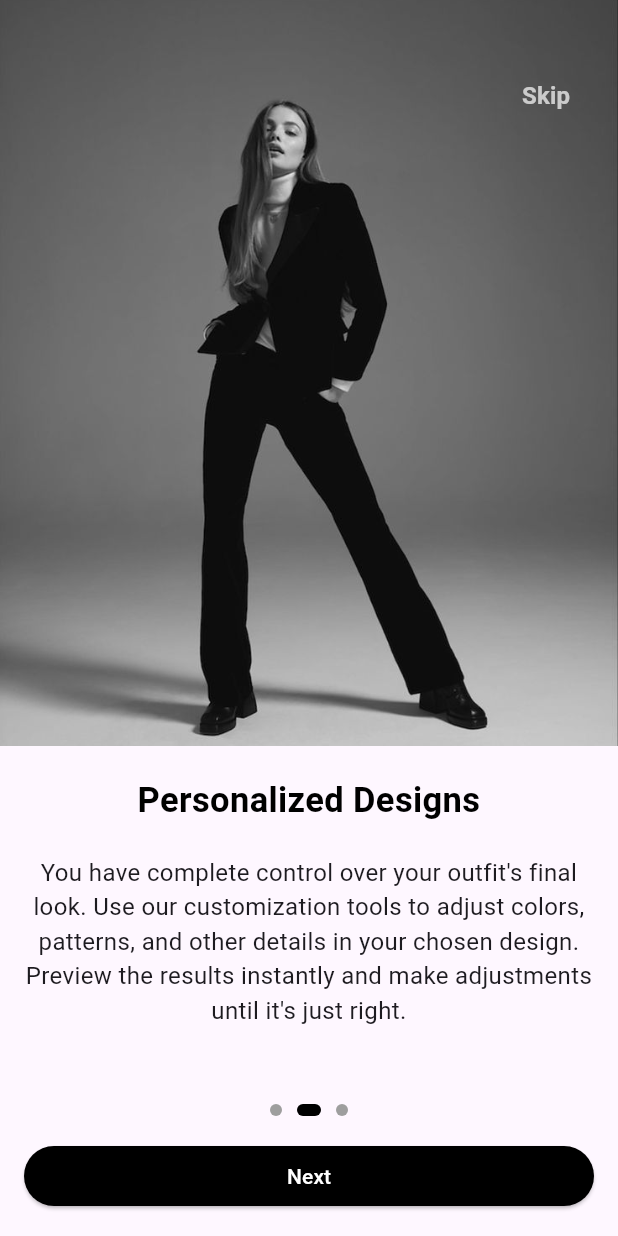
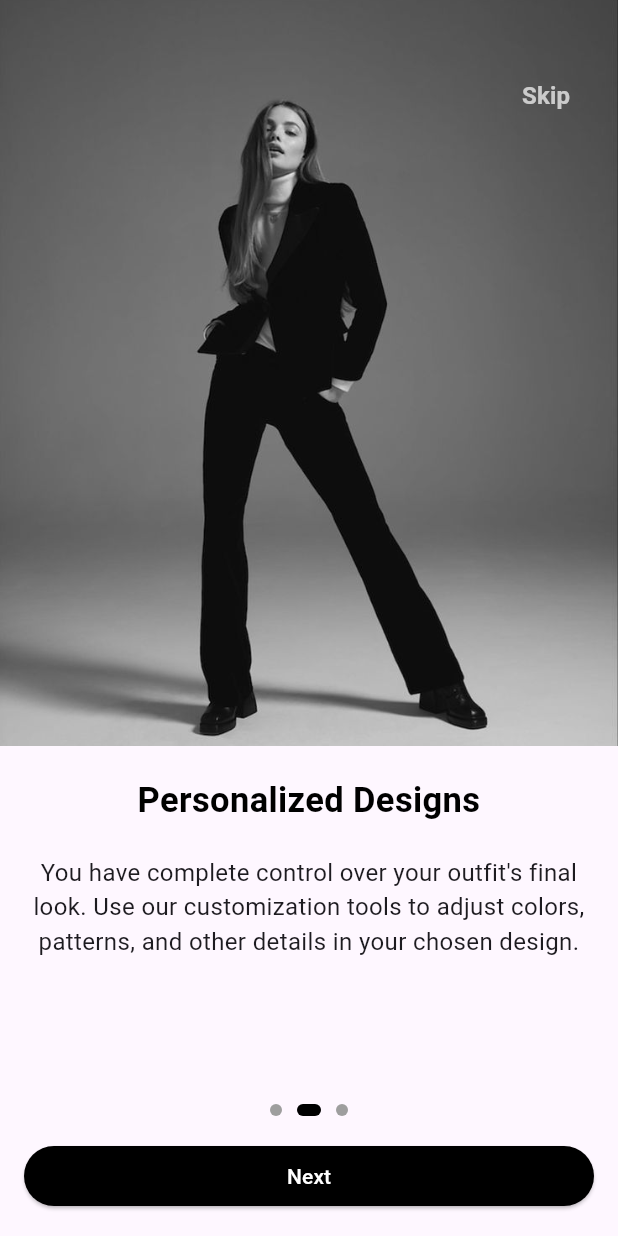
Before and after one commit to NuranHesara98/Fashion_Design_App, a Flutter app: the screen it shows after launch, swiped to page 2, on a phone screen of 412 x 824 dp. Run offline on Flutter 3.47's test engine with Material 3 defaults, Android fonts, the phone set to English and light mode, and no system bars; our stand-ins replace image_picker, lottie; missing offline and left inert: dart:html; project files that could hold a hidden picture were left out.

Commit message:
change onbording pages

```diff
--- a/clothing_app/lib/Onbording/onboarding_items.dart
+++ b/clothing_app/lib/Onbording/onboarding_items.dart
@@ -11,13 +11,13 @@ class OnboardingItems {
     OnboardingInfo(
       title: "Personalized Designs",
       description:
-          "You have complete control over your outfit's final look. Use our customization tools to adjust colors, patterns, and other details in your chosen design. Preview the results instantly and make adjustments until it's just right.",
+          "You have complete control over your outfit's final look. Use our customization tools to adjust colors, patterns, and other details in your chosen design.",
       image: "assets/images/image2.jpeg",
     ),
     OnboardingInfo(
       title: "Seamless Experience",
       description:
-          "Once you're satisfied with your design, you can place your order directly through the app. Select a trusted tailor or shop from our list of verified vendors to produce your garment.So Enjoy a seamless experience from concept to creation!",
+          "Once you're satisfied with your design, you can place your order directly through the app. Select a trusted tailor or shop from our list of verified vendors to produce your garment.",
       image: "assets/images/image13.jpg",
     ),
   ];
```
